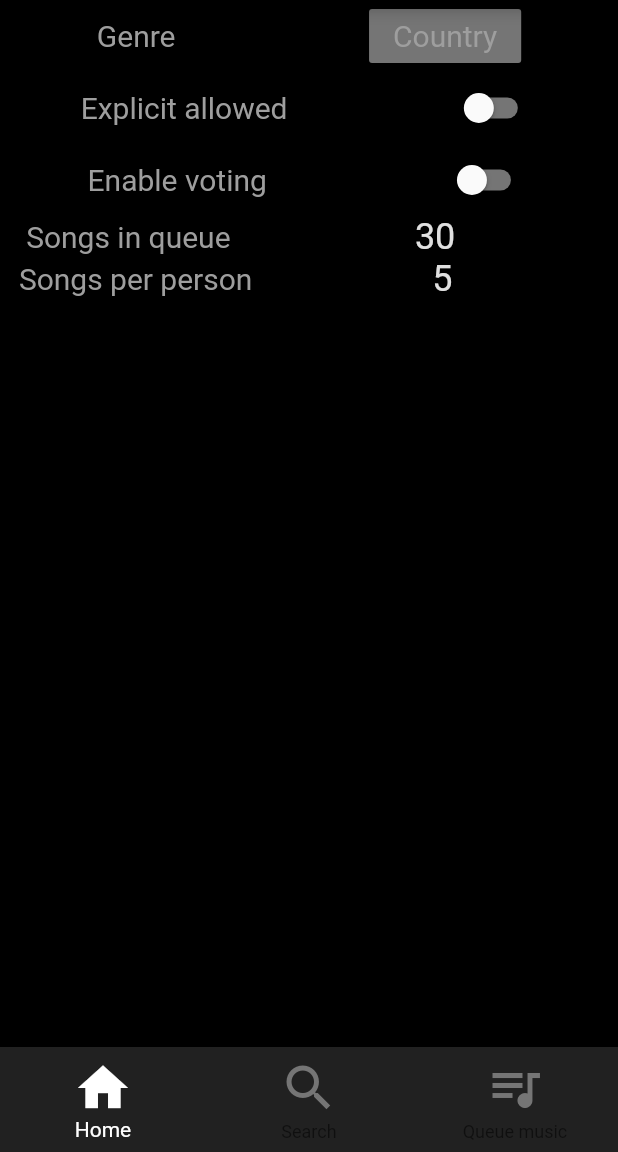
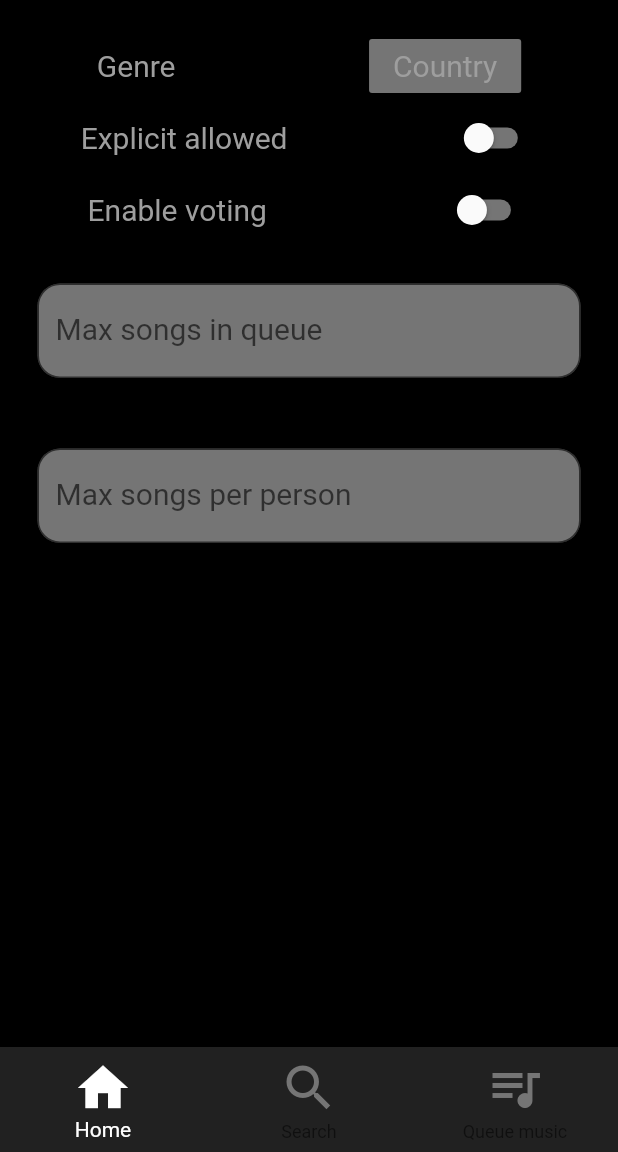
Before and after one commit to NystromAnton/Spotify_Group_Queue, a Flutter app: the screen it shows after launch, on a phone screen of 412 x 824 dp, the part 84-1236 px from its top. Run offline on Flutter 3.47's test engine with Material 2 defaults, Android fonts, the phone set to English and light mode, and no system bars.

Commit message:
Textfields working in housepage

```diff
--- a/spotify-playback-flutter/design_house_page/lib/housepage.dart
+++ b/spotify-playback-flutter/design_house_page/lib/housepage.dart
@@ -8,11 +8,14 @@ class HousePage extends StatefulWidget {
 }
 
 class _HouseState extends State<HousePage> {
-  bool _explicitAllowed;
-  bool _votingEnabled;
-  String _selectedGenre;
-  int _maxQSize;
-  int _songsPerPerson;
+  bool explicitAllowed;
+  bool votingEnabled;
+  String selectedGenre;
+  int maxQSize;
+  int songsPerPerson;
+
+  _HouseState({this.explicitAllowed = true, this.votingEnabled = true, this.selectedGenre,
+   this.maxQSize = 1000, this.songsPerPerson = 100});
 
   @override
   Widget build(BuildContext context) {
@@ -25,6 +28,9 @@ class _HouseState extends State<HousePage> {
               child: Column(
                 mainAxisAlignment: MainAxisAlignment.spaceAround,
                 children: <Widget>[
+                  Padding(
+                    padding: EdgeInsets.only(top: 20.0),
+                  ),
                   Row(
                     mainAxisAlignment: MainAxisAlignment.spaceAround,
                     children: <Widget>[
@@ -68,41 +74,80 @@ class _HouseState extends State<HousePage> {
                       ),
                     ],
                   ),
+                  Padding(padding: EdgeInsets.only(top: 25.0)),
                   Row(
                     mainAxisAlignment: MainAxisAlignment.spaceAround,
                     children: <Widget>[
-                      Flexible(
-                        child: Text("Songs in queue",
-                            style: Theme.of(context).textTheme.display1),
+                      Padding(
+                        padding: EdgeInsets.only(left: 25.0),
                       ),
                       Flexible(
                         child: TextField(
-                          decoration: null,
+                          onChanged: (String input) { // Ändrar Max Köstorlek, defaultar till 1000
+                            int parsed = int.parse(input);
+                            parsed is int
+                                ? maxQSize = parsed
+                                : maxQSize = 1000;
+                            //print("Max queue size: " + _maxQSize.toString());
+                          },
+                          decoration: InputDecoration(
+                            filled: true,
+                            labelText: 'Max songs in queue',
+                            fillColor: Theme.of(context).buttonColor,
+                            border: new OutlineInputBorder(
+                              borderRadius: new BorderRadius.circular(15.0),
+                              borderSide: new BorderSide(),
+                            ),
+                          ),
                           textAlign: TextAlign.center,
                           maxLength: 5,
-                          style: Theme.of(context).textTheme.display2,
-                          controller: TextEditingController(text: "30"),
+                          style: Theme.of(context).textTheme.display1,
+                          //controller: TextEditingController(text: "30"),
                           keyboardType: TextInputType.number,
                         ),
                       ),
+                      Padding(
+                        padding: EdgeInsets.only(right: 25.0),
+                      ),
                     ],
                   ),
+                  Padding(
+                    padding: EdgeInsets.only(top: 25.0),
+                  ),
+                  // MAX SONGS PER PERSON
                   Row(
                     mainAxisAlignment: MainAxisAlignment.spaceAround,
                     children: <Widget>[
-                      Flexible(
-                        child: Text("Songs per person",
-                            style: Theme.of(context).textTheme.display1),
+                      Padding(
+                        padding: EdgeInsets.only(left: 25.0),
                       ),
                       Flexible(
                         child: TextField(
-                          decoration: null,
+                          onChanged: (String input) { // Ändrar max låtar per person, defaultar till 100
+                            int parsed = int.parse(input);
+                            parsed is int
+                                ? songsPerPerson = parsed
+                                : songsPerPerson = 100;
+                            //print("Songs per person: " + _songsPerPerson.toString());
+                          },
+                          decoration: InputDecoration(
+                            filled: true,
+                            labelText: 'Max songs per person',
+                            fillColor: Theme.of(context).buttonColor,
+                            border: new OutlineInputBorder(
+                              borderRadius: new BorderRadius.circular(15.0),
+                              borderSide: new BorderSide(),
+                            ),
+                          ),
                           textAlign: TextAlign.center,
                           maxLength: 5,
-                          style: Theme.of(context).textTheme.display2,
-                          controller: TextEditingController(text: "5"),
+                          style: Theme.of(context).textTheme.display1,
+                          //controller: TextEditingController(text: "30"),
                           keyboardType: TextInputType.number,
                         ),
+                      ),
+                      Padding(
+                        padding: EdgeInsets.only(right: 25.0),
                       ),
                     ],
                   ),
--- a/spotify-playback-flutter/design_house_page/lib/main.dart
+++ b/spotify-playback-flutter/design_house_page/lib/main.dart
@@ -20,7 +20,7 @@ class App extends StatelessWidget {
               display1: TextStyle( // House page text
                 fontSize: 20.0,
                 color: Colors.grey[500]),
-              display2: TextStyle( // House page input text
+              display2: TextStyle(
                 fontSize: 24.0,
                 color: Colors.grey[300],
               ),
```
